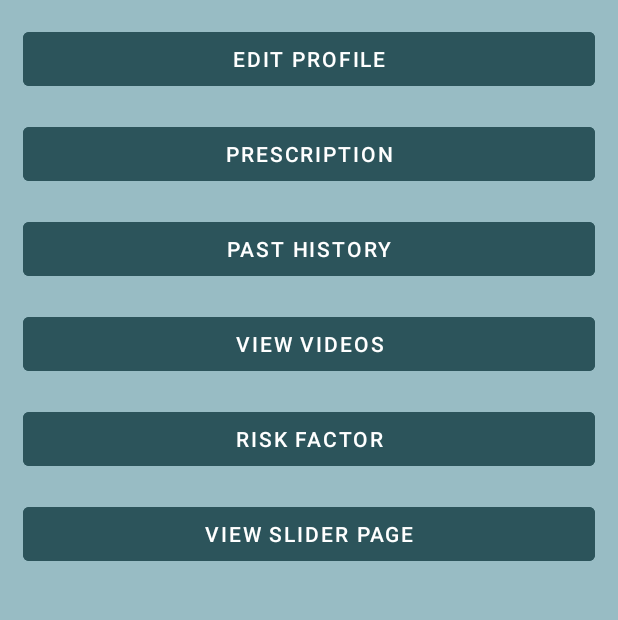
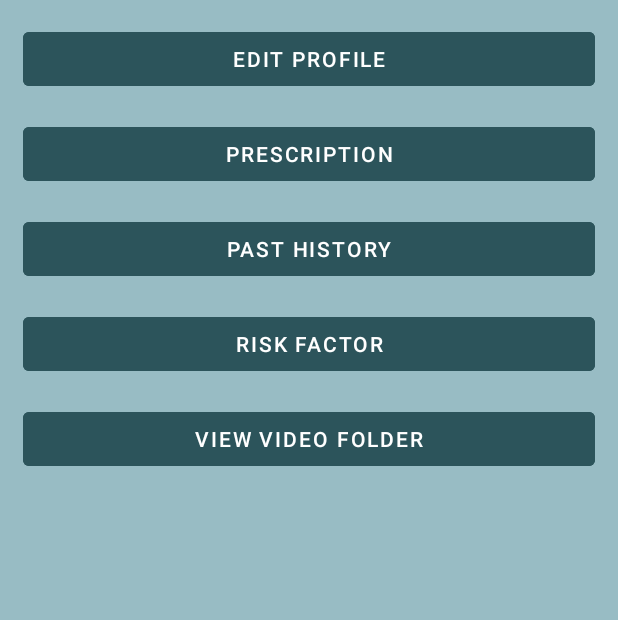
Before and after one commit to pt3002/Hemalkasa-App-Dev, an Android app: the MainActivity screen opened directly, with no data from a screen before it, on a phone screen of 412 x 824 dp, the part 384-1004 px from its top. Run offline under Robolectric (Android 15) with nearby library versions, the phone set to English and light mode, and no system bars; our stand-ins replace Room's generated code.

Commit message:
Video Path Toast

```diff
--- a/app/src/main/AndroidManifest.xml
+++ b/app/src/main/AndroidManifest.xml
@@ -34,7 +34,7 @@
             android:name=".RiskFactor"
             android:exported="false" />
         <activity
-            android:name=".MainActivitySlider"
+            android:name=".Slider_MainPage"
             android:exported="false" />
         <activity
             android:name=".Emergency_Contact"
--- a/app/src/main/java/com/hemalkasa/hemalkasa/MainActivity.java
+++ b/app/src/main/java/com/hemalkasa/hemalkasa/MainActivity.java
@@ -23,13 +23,14 @@ import android.widget.Button;
 import android.widget.TextView;
 import android.widget.Toast;
 
+import java.io.File;
 import java.util.List;
 
 public class MainActivity extends AppCompatActivity {
 
 
     private static final String TAG = "pratik";
-    Button addMedicinePage,registrationPage, videoPage,historyPage,riskPage, sliderPage;
+    Button addMedicinePage,registrationPage,historyPage,riskPage, videoPath,sliderPage;
     TextView welcome;
     private Prescription_Table_ViewModel prescriptionTableViewModel;
     private PatientDetails_ViewModel patientDetailsViewModel;
@@ -43,11 +44,10 @@ public class MainActivity extends AppCompatActivity {
 
         registrationPage=findViewById(R.id.registrationPage);
         addMedicinePage=findViewById(R.id.addMedicinePage);
-        videoPage =findViewById(R.id.video);
+        videoPath =findViewById(R.id.VideoPath);
         historyPage =findViewById(R.id.history);
         riskPage =findViewById(R.id.riskFactors);
-        sliderPage = findViewById(R.id.slider);
-//        welcome =findViewById(R.id.welcome);
+//        sliderPage = findViewById(R.id.slider);
 
         checkAlarmPermission();
 
@@ -75,11 +75,14 @@ public class MainActivity extends AppCompatActivity {
             }
         });
 
-        videoPage.setOnClickListener(new View.OnClickListener() {
+        videoPath.setOnClickListener(new View.OnClickListener() {
             @Override
             public void onClick(View v) {
-                Intent intent=new Intent(MainActivity.this,Video_MainScreen.class);
-                startActivity(intent);
+                File path=getExternalFilesDir("Videos");
+                Log.d(TAG, "Video Directory: " + path.getAbsolutePath());
+                Toast.makeText(MainActivity.this, "Video Directory: " + path.getAbsolutePath(), Toast.LENGTH_LONG).show();
+//                Intent intent=new Intent(MainActivity.this,Video_MainScreen.class);
+//                startActivity(intent);
             }
         });
 
@@ -92,13 +95,13 @@ public class MainActivity extends AppCompatActivity {
             }
         });
 
-        sliderPage.setOnClickListener(new View.OnClickListener() {
-            @Override
-            public void onClick(View v) {
-                Intent intent = new Intent(MainActivity.this, MainActivitySlider.class);
-                startActivity(intent);
-            }
-        });
+//        sliderPage.setOnClickListener(new View.OnClickListener() {
+//            @Override
+//            public void onClick(View v) {
+//                Intent intent = new Intent(MainActivity.this, Slider_MainPage.class);
+//                startActivity(intent);
+//            }
+//        });
 
         prescriptionTableViewModel=  ViewModelProviders.of(this).get(Prescription_Table_ViewModel.class);
         patientDetailsViewModel=  ViewModelProviders.of(this).get(PatientDetails_ViewModel.class);
@@ -200,7 +203,7 @@ public class MainActivity extends AppCompatActivity {
     public boolean onOptionsItemSelected(@NonNull MenuItem item) {
         switch (item.getItemId()) {
             case R.id.ChangeToPatient:
-                Intent intent = new Intent(MainActivity.this, Patient_Home_Page.class);
+                Intent intent = new Intent(MainActivity.this, Video_MainScreen.class);
                 intent.addFlags(Intent.FLAG_ACTIVITY_CLEAR_TOP | Intent.FLAG_ACTIVITY_NEW_TASK);
                 startActivity(intent);
                 MainActivity.this.finish();
--- a/app/src/main/java/com/hemalkasa/hemalkasa/SliderScreen.java
+++ b/app/src/main/java/com/hemalkasa/hemalkasa/SliderScreen.java
@@ -9,7 +9,7 @@ public class SliderScreen extends AppCompatActivity {
     @Override
     protected void onCreate(Bundle savedInstanceState) {
         super.onCreate(savedInstanceState);
-        setContentView(R.layout.activity_mainscreen);
+        setContentView(R.layout.slider_mainpage);
     }
 
 }
--- a/app/src/main/res/layout/activity_main.xml
+++ b/app/src/main/res/layout/activity_main.xml
@@ -30,14 +30,6 @@
                 app:layout_constraintStart_toStartOf="parent"
                 app:layout_constraintTop_toTopOf="parent" />
 
-            <!--    <TextView-->
-            <!--        android:id="@+id/welcome"-->
-            <!--        android:layout_width="match_parent"-->
-            <!--        android:layout_height="wrap_content"-->
-            <!--        android:textColor="@color/secondary"-->
-            <!--        android:text="Welcome"-->
-            <!--        android:textSize="30sp"/>-->
-
             <Button
                 android:id="@+id/registrationPage"
                 android:layout_width="match_parent"
@@ -58,7 +50,7 @@
                 android:layout_marginTop="15dp"
                 android:backgroundTint="@color/buttonColor"
                 android:text="Prescription"
-                app:layout_constraintEnd_toEndOf="@+id/history"
+                app:layout_constraintEnd_toEndOf="@+id/registrationPage"
                 app:layout_constraintStart_toEndOf="@+id/registrationPage"
                 app:layout_constraintTop_toBottomOf="@+id/registrationPage" />
 
@@ -70,21 +62,9 @@
                 android:layout_marginTop="15dp"
                 android:backgroundTint="@color/buttonColor"
                 android:text="Past History"
-                app:layout_constraintEnd_toEndOf="@+id/video"
+                app:layout_constraintEnd_toEndOf="@+id/addMedicinePage"
                 app:layout_constraintStart_toEndOf="@+id/addMedicinePage"
                 app:layout_constraintTop_toBottomOf="@+id/addMedicinePage" />
-
-            <Button
-                android:id="@+id/video"
-                android:layout_width="match_parent"
-                android:layout_height="wrap_content"
-                android:layout_marginHorizontal="15dp"
-                android:layout_marginTop="15dp"
-                android:backgroundTint="@color/buttonColor"
-                android:text="View Videos"
-                app:layout_constraintEnd_toEndOf="@+id/riskFactors"
-                app:layout_constraintStart_toEndOf="@+id/history"
-                app:layout_constraintTop_toBottomOf="@+id/history" />
 
             <Button
                 android:id="@+id/riskFactors"
@@ -95,17 +75,17 @@
                 android:backgroundTint="@color/buttonColor"
                 android:text="Risk Factor"
                 app:layout_constraintEnd_toEndOf="parent"
-                app:layout_constraintStart_toEndOf="@+id/video"
-                app:layout_constraintTop_toBottomOf="@+id/video" />
+                app:layout_constraintStart_toEndOf="@+id/history"
+                app:layout_constraintTop_toBottomOf="@+id/history" />
 
             <Button
-                android:id="@+id/slider"
+                android:id="@+id/VideoPath"
                 android:layout_width="match_parent"
                 android:layout_height="wrap_content"
                 android:layout_marginHorizontal="15dp"
                 android:layout_marginTop="15dp"
                 android:backgroundTint="@color/buttonColor"
-                android:text="View Slider Page"
+                android:text="View Video Folder"
                 app:layout_constraintEnd_toEndOf="parent"
                 app:layout_constraintStart_toEndOf="@+id/riskFactors"
                 app:layout_constraintTop_toBottomOf="@+id/riskFactors" />
--- a/app/src/main/res/layout/activity_mainscreen.xml
+++ b/app/src/main/res/layout/slider_mainpage.xml
@@ -5,7 +5,7 @@
     android:layout_width="match_parent"
     android:layout_height="match_parent"
     android:background="@color/background_all_pages"
-    tools:context=".MainActivitySlider">
+    tools:context=".Slider_MainPage">
 
     <Button
         android:id="@+id/skipButton"
```
Also changed, not shown: app/src/main/java/com/hemalkasa/hemalkasa/Slider_MainPage.java (renamed from app/src/main/java/com/hemalkasa/hemalkasa/MainActivitySlider.java, +4 -4 lines).
